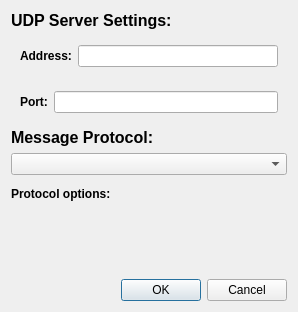
Above: plotjuggler_plugins/DataStreamUDP/udp_server.ui from facontidavide/PlotJuggler before the change. Below: the same form after it.
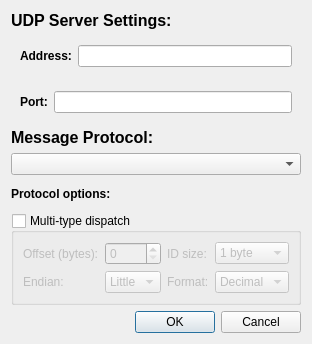
That is the form after the change. Custom widgets are drawn as their Qt base class.

Commit message: datastream_udp: header-byte dispatch for multi-type payloads (#1144)

```diff
--- a/plotjuggler_plugins/DataStreamUDP/udp_server.ui
+++ b/plotjuggler_plugins/DataStreamUDP/udp_server.ui
@@ -119,6 +119,85 @@
      </layout>
     </widget>
    </item>
+   <item>
+    <widget class="QGroupBox" name="groupBoxDispatch">
+     <property name="title">
+      <string>Multi-type dispatch</string>
+     </property>
+     <property name="checkable">
+      <bool>true</bool>
+     </property>
+     <property name="checked">
+      <bool>false</bool>
+     </property>
+     <property name="toolTip">
+      <string>Strip a fixed-size type ID from the start of every datagram and pass it as topic name to the parser. Enables multi-type protobuf/JSON/etc. on a single UDP port when the publisher prepends a type identifier.</string>
+     </property>
+     <layout class="QGridLayout" name="gridLayoutDispatch">
+      <item row="0" column="0">
+       <widget class="QLabel" name="labelOffset">
+        <property name="text">
+         <string>Offset (bytes):</string>
+        </property>
+       </widget>
+      </item>
+      <item row="0" column="1">
+       <widget class="QSpinBox" name="spinBoxOffset">
+        <property name="minimum">
+         <number>0</number>
+        </property>
+        <property name="maximum">
+         <number>64</number>
+        </property>
+        <property name="value">
+         <number>0</number>
+        </property>
+       </widget>
+      </item>
+      <item row="0" column="2">
+       <widget class="QLabel" name="labelLength">
+        <property name="text">
+         <string>ID size:</string>
+        </property>
+       </widget>
+      </item>
+      <item row="0" column="3">
+       <widget class="QComboBox" name="comboBoxLength">
+        <item><property name="text"><string>1 byte</string></property></item>
+        <item><property name="text"><string>2 bytes</string></property></item>
+        <item><property name="text"><string>4 bytes</string></property></item>
+        <item><property name="text"><string>8 bytes</string></property></item>
+       </widget>
+      </item>
+      <item row="1" column="0">
+       <widget class="QLabel" name="labelEndian">
+        <property name="text">
+         <string>Endian:</string>
+        </property>
+       </widget>
+      </item>
+      <item row="1" column="1">
+       <widget class="QComboBox" name="comboBoxEndian">
+        <item><property name="text"><string>Little</string></property></item>
+        <item><property name="text"><string>Big</string></property></item>
+       </widget>
+      </item>
+      <item row="1" column="2">
+       <widget class="QLabel" name="labelDisplay">
+        <property name="text">
+         <string>Format:</string>
+        </property>
+       </widget>
+      </item>
+      <item row="1" column="3">
+       <widget class="QComboBox" name="comboBoxDisplay">
+        <item><property name="text"><string>Decimal</string></property></item>
+        <item><property name="text"><string>Hex</string></property></item>
+       </widget>
+      </item>
+     </layout>
+    </widget>
+   </item>
    <item>
     <spacer name="verticalSpacer">
      <property name="orientation">
```
The commit also changes 2 other files.
